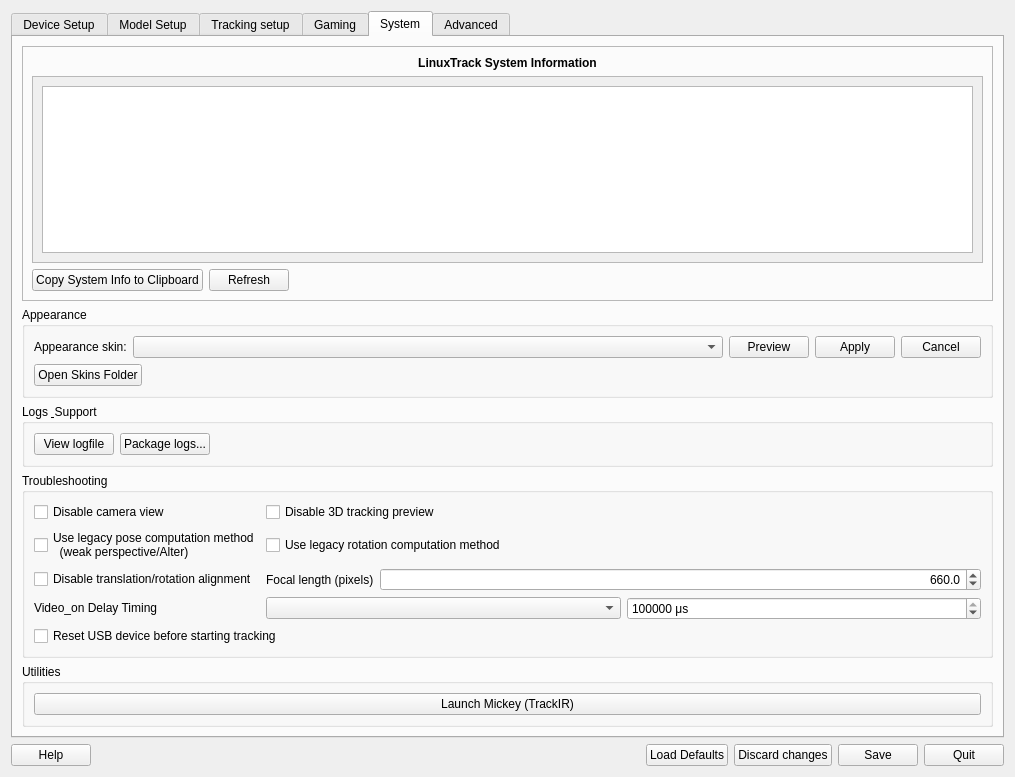
Before: the Qt Designer form src/qt_gui/ltr.ui in fwfa123/linuxtrackx-ir, drawn with Qt 5.
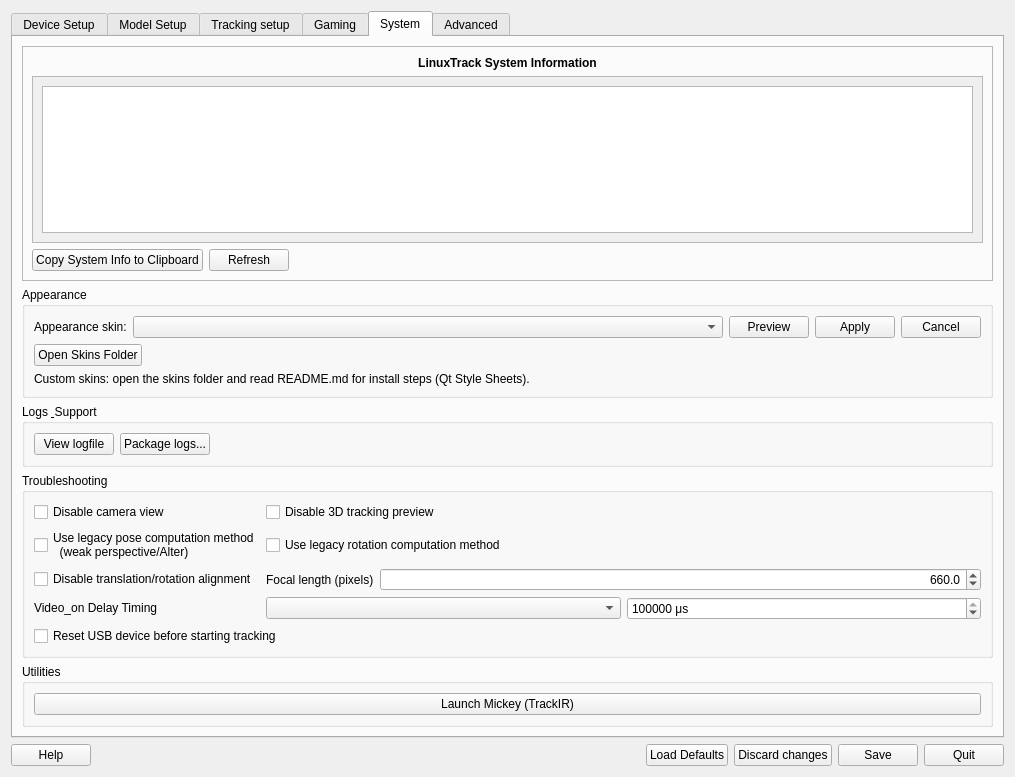
After: the same form once the commit is applied. The open tabs and pages were chosen to show the change. Icons and pictures are not drawn.

Commit message:
docs(gui): seed skins README and document Appearance help
Make skin authoring discoverable via Open Skins Folder (README.md),
an on-tab hint, and the System help page.

```diff
--- a/src/qt_gui/ltr.ui
+++ b/src/qt_gui/ltr.ui
@@ -701,6 +701,19 @@
             </item>
            </layout>
           </item>
+          <item>
+           <widget class="QLabel" name="SkinHelpHintLabel">
+            <property name="text">
+             <string>Custom skins: open the skins folder and read README.md for install steps (Qt Style Sheets).</string>
+            </property>
+            <property name="wordWrap">
+             <bool>true</bool>
+            </property>
+            <property name="accessibleName">
+             <string>Skin authoring hint</string>
+            </property>
+           </widget>
+          </item>
          </layout>
         </widget>
        </item>
```
Left out of the diff: 2 changed lines with no effect on the pictures. The commit also changes 6 other files.
